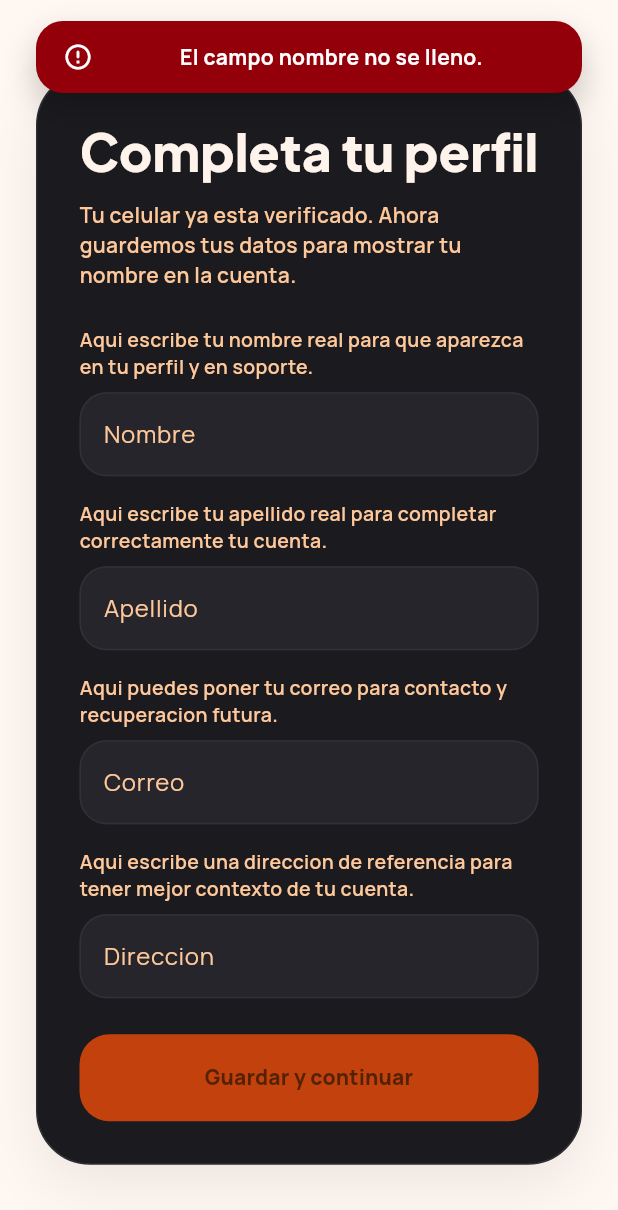
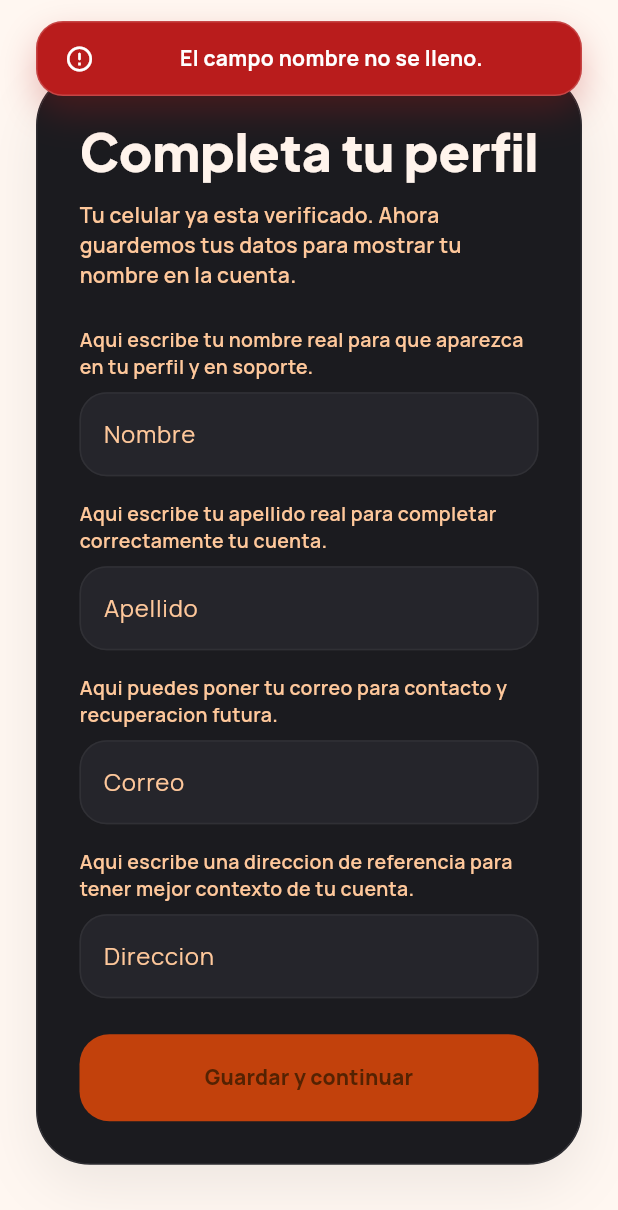
Before and after one commit to GutierrezCardenasAlex/proyecto_app, a Flutter app: the PassengerProfileCompletionPage screen opened directly, after a tap on "Guardar y continuar", on a phone screen of 412 x 824 dp. Shown: the top 1210 px of the screen. Run offline on Flutter 3.47's test engine with Material 3 defaults, Android fonts, the phone set to English and light mode, and no system bars; our stand-ins replace device_info_plus, flutter_local_notifications, flutter_map, flutter_riverpod, geolocator, google_fonts and 4 more; missing offline and left inert: flutter_map_tile_caching; accounts and stored records are empty; statements that could not run were skipped.

Commit message:
version 1.2.41

```diff
--- a/mobile/taxiya_app/lib/core/ui/top_notice.dart
+++ b/mobile/taxiya_app/lib/core/ui/top_notice.dart
@@ -5,12 +5,16 @@ import 'package:flutter/material.dart';
 OverlayEntry? _activeTopNotice;
 Timer? _activeTopNoticeTimer;
 
+enum NoticeTone { info, success, warning, error }
+
 void showTopNotice(
   BuildContext context,
   String message, {
-  Color backgroundColor = const Color(0xFFC2410C),
-  Color foregroundColor = Colors.white,
+  NoticeTone tone = NoticeTone.info,
+  Color? backgroundColor,
+  Color? foregroundColor,
   IconData? icon,
+  Duration duration = const Duration(seconds: 4),
 }) {
   _activeTopNoticeTimer?.cancel();
   _activeTopNotice?.remove();
@@ -28,9 +32,10 @@ void showTopNotice(
           ignoring: true,
           child: _TopNoticeCard(
             message: message,
-            backgroundColor: backgroundColor,
-            foregroundColor: foregroundColor,
+            backgroundColor: backgroundColor ?? _backgroundForTone(tone),
+            foregroundColor: foregroundColor ?? _foregroundForTone(tone),
             icon: icon,
+            tone: tone,
           ),
         ),
       );
@@ -38,11 +43,34 @@ void showTopNotice(
   );
 
   overlay.insert(_activeTopNotice!);
-  _activeTopNoticeTimer = Timer(const Duration(seconds: 4), () {
+  _activeTopNoticeTimer = Timer(duration, () {
     _activeTopNotice?.remove();
     _activeTopNotice = null;
     _activeTopNoticeTimer = null;
   });
+}
+
+Color _backgroundForTone(NoticeTone tone) {
+  switch (tone) {
+    case NoticeTone.success:
+      return const Color(0xFF15803D);
+    case NoticeTone.warning:
+      return const Color(0xFFC2410C);
+    case NoticeTone.error:
+      return const Color(0xFFB91C1C);
+    case NoticeTone.info:
+      return const Color(0xFF1D4ED8);
+  }
+}
+
+Color _foregroundForTone(NoticeTone tone) {
+  switch (tone) {
+    case NoticeTone.success:
+    case NoticeTone.warning:
+    case NoticeTone.error:
+    case NoticeTone.info:
+      return Colors.white;
+  }
 }
 
 class _TopNoticeCard extends StatefulWidget {
@@ -50,12 +78,14 @@ class _TopNoticeCard extends StatefulWidget {
     required this.message,
     required this.backgroundColor,
     required this.foregroundColor,
+    required this.tone,
     this.icon,
   });
 
   final String message;
   final Color backgroundColor;
   final Color foregroundColor;
+  final NoticeTone tone;
   final IconData? icon;
 
   @override
@@ -94,10 +124,13 @@ class _TopNoticeCardState extends State<_TopNoticeCard>
                 decoration: BoxDecoration(
                   color: widget.backgroundColor,
                   borderRadius: BorderRadius.circular(18),
-                  boxShadow: const [
+                  border: Border.all(
+                    color: widget.foregroundColor.withValues(alpha: 0.18),
+                  ),
+                  boxShadow: [
                     BoxShadow(
-                      color: Color(0x33000000),
-                      blurRadius: 18,
+                      color: widget.backgroundColor.withValues(alpha: 0.28),
+                      blurRadius: 20,
                       offset: Offset(0, 10),
                     ),
                   ],
@@ -106,7 +139,7 @@ class _TopNoticeCardState extends State<_TopNoticeCard>
                   mainAxisSize: MainAxisSize.min,
                   children: [
                     Icon(
-                      widget.icon ?? _resolveIcon(widget.backgroundColor),
+                      widget.icon ?? _resolveIcon(widget.tone),
                       color: widget.foregroundColor,
                       size: 20,
                     ),
@@ -131,15 +164,16 @@ class _TopNoticeCardState extends State<_TopNoticeCard>
     );
   }
 
-  IconData _resolveIcon(Color backgroundColor) {
-    final argb = backgroundColor.toARGB32();
-    if (argb == const Color(0xFF93000A).toARGB32()) {
-      return Icons.error_outline_rounded;
+  IconData _resolveIcon(NoticeTone tone) {
+    switch (tone) {
+      case NoticeTone.success:
+        return Icons.check_circle_outline_rounded;
+      case NoticeTone.warning:
+        return Icons.notifications_active_rounded;
+      case NoticeTone.error:
+        return Icons.error_outline_rounded;
+      case NoticeTone.info:
+        return Icons.info_outline_rounded;
     }
-    if (argb == const Color(0xFFF97316).toARGB32() ||
-        argb == const Color(0xFFC2410C).toARGB32()) {
-      return Icons.notifications_active_rounded;
-    }
-    return Icons.info_outline_rounded;
   }
 }
--- a/mobile/taxiya_app/lib/driver/features/auth/data/auth_repository.dart
+++ b/mobile/taxiya_app/lib/driver/features/auth/data/auth_repository.dart
@@ -188,6 +188,7 @@ class DriverAuthRepository {
       body: jsonEncode({
         'phone': phone,
         'password': password,
+        'role': 'driver',
         'deviceIdentifier': device.identifier,
         'deviceName': device.name,
         'platform': device.platform,
--- a/mobile/taxiya_app/lib/driver/features/auth/presentation/driver_profile_completion_page.dart
+++ b/mobile/taxiya_app/lib/driver/features/auth/presentation/driver_profile_completion_page.dart
@@ -193,8 +193,7 @@ class _DriverProfileCompletionPageState extends ConsumerState<DriverProfileCompl
                                   showTopNotice(
                                     context,
                                     validationError,
-                                    backgroundColor: const Color(0xFF93000A),
-                                    foregroundColor: Colors.white,
+                                    tone: NoticeTone.error,
                                   );
                                   return;
                                 }
@@ -219,8 +218,7 @@ class _DriverProfileCompletionPageState extends ConsumerState<DriverProfileCompl
                                   showTopNotice(
                                     context,
                                     'Actualizaste los datos del conductor y del vehiculo.',
-                                    backgroundColor: const Color(0xFFF97316),
-                                    foregroundColor: const Color(0xFF0F0F10),
+                                    tone: NoticeTone.success,
                                   );
                                 }
                               },
--- a/mobile/taxiya_app/lib/driver/features/driver/presentation/driver_home_page.dart
+++ b/mobile/taxiya_app/lib/driver/features/driver/presentation/driver_home_page.dart
@@ -2557,9 +2557,9 @@ class _GlassIconButton extends StatelessWidget {
         borderRadius: BorderRadius.circular(18),
         onTap: onTap,
         child: SizedBox(
-          width: 48,
-          height: 48,
-          child: Icon(icon, color: iconColor),
+          width: 44,
+          height: 44,
+          child: Icon(icon, color: iconColor, size: 20),
         ),
       ),
     );
--- a/mobile/taxiya_app/lib/features/auth/presentation/passenger_profile_completion_page.dart
+++ b/mobile/taxiya_app/lib/features/auth/presentation/passenger_profile_completion_page.dart
@@ -126,8 +126,7 @@ class _PassengerProfileCompletionPageState extends ConsumerState<PassengerProfil
                                   showTopNotice(
                                     context,
                                     validationError,
-                                    backgroundColor: const Color(0xFF93000A),
-                                    foregroundColor: Colors.white,
+                                    tone: NoticeTone.error,
                                   );
                                   return;
                                 }
@@ -145,8 +144,7 @@ class _PassengerProfileCompletionPageState extends ConsumerState<PassengerProfil
                                   showTopNotice(
                                     context,
                                     'Actualizaste tus datos correctamente.',
-                                    backgroundColor: const Color(0xFFF97316),
-                                    foregroundColor: const Color(0xFF0F0F10),
+                                    tone: NoticeTone.success,
                                   );
                                 }
                               },
```
Also changed, not shown: mobile/taxiya_app/lib/driver/features/auth/presentation/driver_login_card.dart (+5 -18 lines), mobile/taxiya_app/lib/driver/features/driver/presentation/pages/driver_detail_pages.dart (+5 -7 lines), mobile/taxiya_app/lib/features/auth/data/auth_repository.dart (+7 -0 lines), mobile/taxiya_app/lib/features/auth/presentation/login_card.dart (+4 -6 lines), mobile/taxiya_app/lib/features/trip/presentation/pages/detail_pages.dart (+3 -4 lines), mobile/taxiya_app/lib/features/trip/presentation/widgets/ride_tab.dart (+6 -6 lines), 1 other file.
